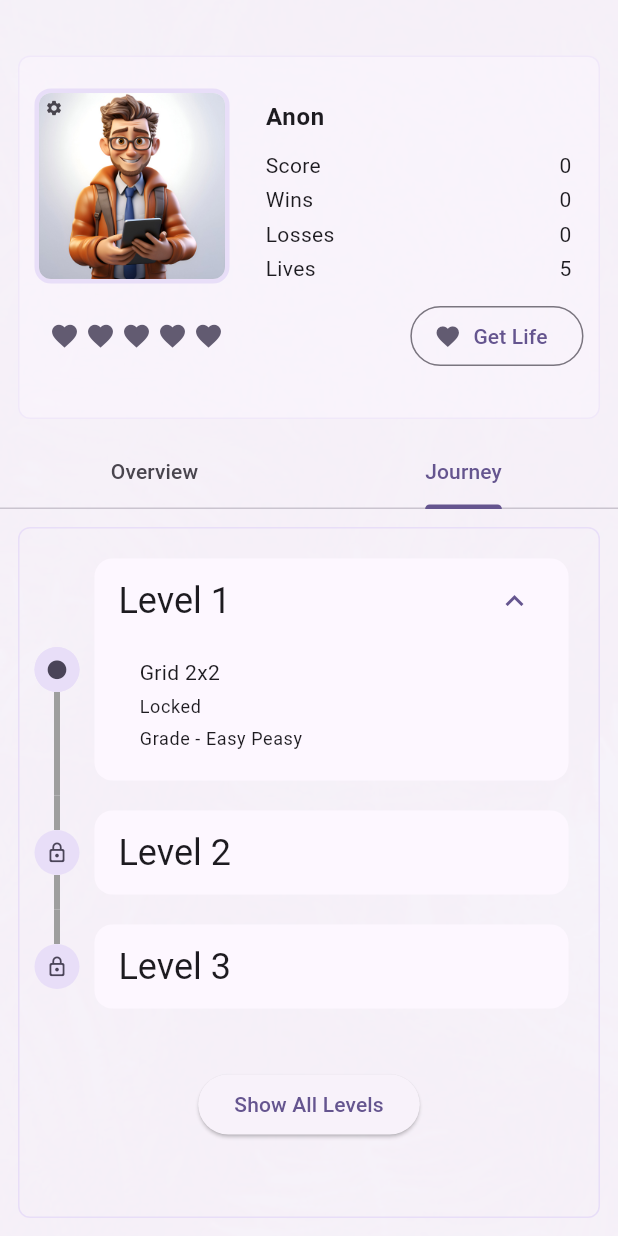
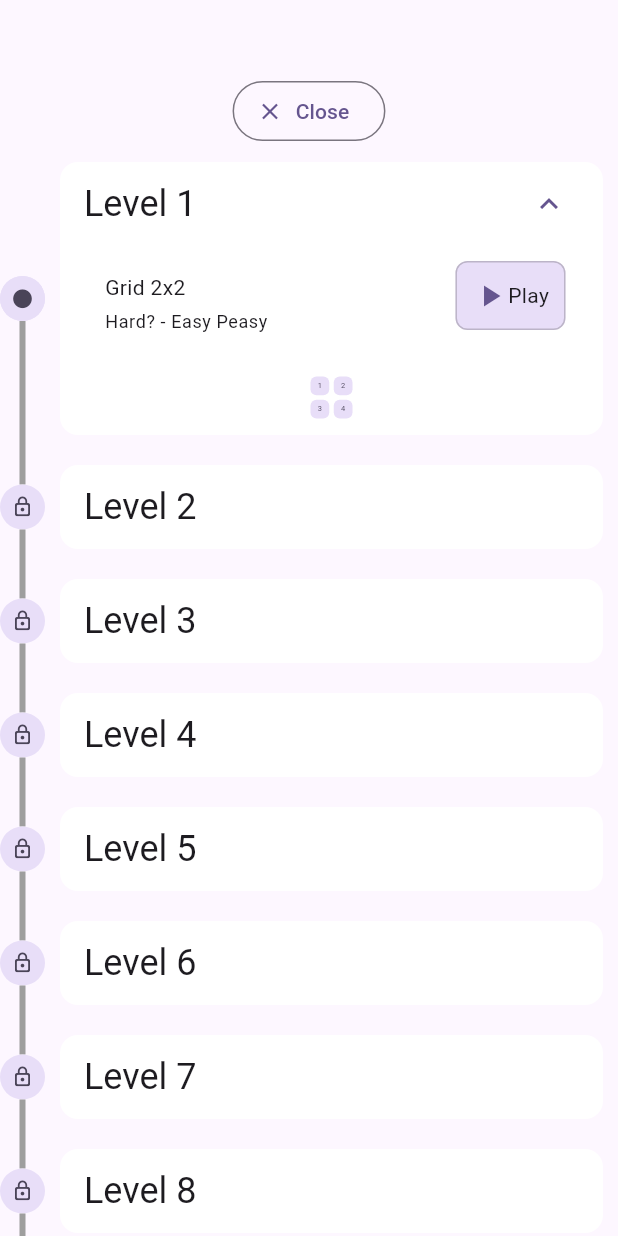
Before and after one commit to HaseebKahn365/cellz_lite, a Flutter app: the screen it shows after launch, tab 2 chosen, after a tap on "Show All Levels", on a phone screen of 412 x 824 dp. Run offline on Flutter 3.47's test engine with Material 3 defaults, Android fonts, the phone set to English and light mode, and no system bars; drawn by our look-alikes of flutter_animate, timeline_tile; our stand-ins replace audioplayers, rive, shared_preferences; missing offline and left inert: flame.

Commit message:
added full journey screen

```diff
--- a/lib/Profile_Section/current_level_clipper.dart
+++ b/lib/Profile_Section/current_level_clipper.dart
@@ -1,5 +1,3 @@
-import 'dart:math';
-
 import 'package:cellz_lite/business_logic/game_state.dart';
 import 'package:cellz_lite/dealing_with_data/User.dart';
 import 'package:cellz_lite/main.dart';
@@ -205,7 +203,6 @@ class CurrentLevelContainer extends StatelessWidget {
                             yP: gamePlayStateForGui!.currentLevel.yPoints,
                           );
                           //random int generated from 0 to 2
-                          int randomInt = 1 + Random().nextInt(3);
 
                           GameState!.offsetFromTopLeftCorner = gamePlayStateForGui!.currentLevel.offsetFromTopLeftCorner;
                           GameState!.offsetFactoForSquare = gamePlayStateForGui!.currentLevel.offsetFactoForSquare;
--- /dev/null
+++ b/lib/Tabs/all_unlocked_levels.dart
@@ -0,0 +1,337 @@
+import 'dart:math';
+
+import 'package:cellz_lite/business_logic/game_state.dart';
+import 'package:cellz_lite/main.dart';
+import 'package:cellz_lite/providers/game_play_provider.dart';
+import 'package:cellz_lite/screens/game_play_screen.dart';
+import 'package:cellz_lite/screens/my_game.dart';
+import 'package:flutter/material.dart';
+import 'package:flutter_animate/flutter_animate.dart';
+import 'package:rive/rive.dart';
+import 'package:timeline_tile/timeline_tile.dart';
+
+class AllUnlockedLevels extends StatelessWidget {
+  const AllUnlockedLevels({super.key});
+
+  Widget build(BuildContext context) {
+    return Scaffold(
+      body: Column(
+        children: [
+          // add a close button
+          Padding(
+            padding: const EdgeInsets.only(top: 50.0),
+            child: OutlinedButton.icon(
+              label: Text('Close'),
+              icon: Icon(Icons.close),
+              onPressed: () {
+                Navigator.of(context).pop();
+              },
+            ),
+          ),
+          Expanded(
+            child: ListView.builder(
+              itemCount: levels.length,
+              itemBuilder: (context, index) {
+                final level = levels[index];
+                final isFirst = index == 0;
+                final isLast = index == levels.length - 1;
+                final isCurrent = level.id - 1 == userProvider.currentLevelIndex;
+                final isPassed = level.id - 1 < userProvider.currentLevelIndex;
+                final isExpanded = isCurrent || isPassed;
+
+                return TimelineTile(
+                  isFirst: isFirst,
+                  isLast: isLast,
+                  indicatorStyle: IndicatorStyle(
+                    width: 30,
+                    height: 30,
+                    color: Theme.of(context).colorScheme.secondaryContainer,
+                    indicator: Container(
+                      width: 30,
+                      height: 30,
+                      decoration: BoxDecoration(
+                        shape: BoxShape.circle,
+                        color: Theme.of(context).colorScheme.secondaryContainer,
+                      ),
+                      child: Center(
+                        child: isCurrent
+                            ? Container(
+                                width: 30,
+                                height: 30,
+                                decoration: BoxDecoration(
+                                  shape: BoxShape.circle,
+                                  color: Theme.of(context).colorScheme.secondaryContainer,
+                                ),
+                                child: Icon(
+                                  Icons.circle,
+                                  size: 15,
+                                  color: Theme.of(context).colorScheme.onSecondaryContainer,
+                                ),
+                              )
+                            : isPassed
+                                ? Icon(
+                                    Icons.check_circle,
+                                    color: Theme.of(context).colorScheme.onSecondaryContainer,
+                                    size: 20,
+                                  )
+                                : Icon(
+                                    size: 15,
+                                    Icons.lock_outline_rounded,
+                                    color: Theme.of(context).colorScheme.onSecondaryContainer,
+                                  ),
+                      ),
+                    ),
+                  ),
+                  endChild: Container(
+                    margin: const EdgeInsets.all(10),
+                    decoration: BoxDecoration(
+                      color: Theme.of(context).colorScheme.onSecondary,
+                      borderRadius: BorderRadius.circular(12),
+                    ),
+                    child: ClipRRect(
+                      borderRadius: BorderRadius.circular(12),
+                      child: ExpansionTile(
+                        shape: RoundedRectangleBorder(
+                          borderRadius: BorderRadius.circular(12),
+                        ),
+                        collapsedShape: RoundedRectangleBorder(
+                          borderRadius: BorderRadius.circular(12),
+                        ),
+                        trailing: isCurrent || isPassed ? null : SizedBox.shrink(),
+                        enabled: isCurrent || isPassed,
+                        initiallyExpanded: isExpanded,
+                        childrenPadding: const EdgeInsets.all(0),
+                        title: Text(
+                          'Level ${level.id}',
+                          style: Theme.of(context).textTheme.headlineSmall,
+                        ),
+                        children: [
+                          Padding(
+                            padding: const EdgeInsets.symmetric(horizontal: 15.0),
+                            child: Row(
+                              mainAxisAlignment: MainAxisAlignment.spaceBetween,
+                              children: [
+                                Column(
+                                  crossAxisAlignment: CrossAxisAlignment.start,
+                                  children: [
+                                    const SizedBox(height: 10),
+                                    Row(children: [
+                                      const SizedBox(width: 15),
+                                      Column(
+                                        crossAxisAlignment: CrossAxisAlignment.start,
+                                        children: [
+                                          Text(
+                                            'Grid ${level.xPoints}x${level.yPoints}',
+                                            style: Theme.of(context).textTheme.bodyMedium,
+                                          ),
+                                          const SizedBox(height: 5),
+                                          Text(
+                                            'Hard? - ${level.grade}',
+                                            style: Theme.of(context).textTheme.bodySmall,
+                                          ),
+                                        ],
+                                      ),
+                                    ]),
+                                  ],
+                                ),
+                                //add a play button
+
+                                InkWell(
+                                  //the inkwell shows an ugly container when tapped. lets fix that
+
+                                  splashColor: Colors.transparent,
+                                  highlightColor: Colors.transparent,
+                                  onTap: () async {
+                                    if (!userProvider.hasLives()) {
+                                      showDialog(
+                                        barrierColor: Colors.black.withOpacity(0.8),
+                                        context: context,
+                                        builder: (BuildContext context) {
+                                          return AlertDialog(
+                                            titlePadding: EdgeInsets.all(0),
+                                            contentPadding: EdgeInsets.all(0),
+                                            actionsPadding: EdgeInsets.all(0),
+                                            content: Container(
+                                              decoration: BoxDecoration(
+                                                border: Border.all(color: Theme.of(context).colorScheme.primary, width: 2.0),
+                                                borderRadius: BorderRadius.circular(24.0),
+                                              ),
+                                              child: Padding(
+                                                padding: const EdgeInsets.all(16.0),
+                                                child: Column(
+                                                  mainAxisSize: MainAxisSize.min,
+                                                  children: <Widget>[
+                                                    const Text(
+                                                      'No Lives Left',
+                                                      style: TextStyle(fontSize: 20, fontWeight: FontWeight.bold),
+                                                    ),
+                                                    const SizedBox(
+                                                      width: 350,
+                                                      height: 150,
+                                                      child: RiveAnimation.asset(
+                                                        'assets/images/cute_heart_broken.riv',
+                                                        fit: BoxFit.cover,
+                                                        antialiasing: true,
+                                                      ),
+                                                    ),
+                                                    const SizedBox(height: 16),
+                                                    const Text('You have no lives left. Would you like to get more?'),
+                                                    const SizedBox(height: 20),
+                                                    Row(
+                                                      mainAxisAlignment: MainAxisAlignment.end,
+                                                      children: <Widget>[
+                                                        TextButton(
+                                                          child: Text('Cancel'),
+                                                          onPressed: () {
+                                                            Navigator.of(context).pop();
+                                                          },
+                                                        ),
+                                                        OutlinedButton(
+                                                          child: Text('Get Lives'),
+                                                          onPressed: () {
+                                                            // Implement logic to get more lives
+                                                            Navigator.of(context).pop();
+                                                          },
+                                                        ),
+                                                      ],
+                                                    ),
+                                                  ],
+                                                ),
+                                              ),
+                                            ),
+                                          );
+                                        },
+                                      );
+                                      return;
+                                    }
+
+                                    Future.delayed(const Duration(seconds: 1), () {
+                                      //Creating instances of Global States
+                                      userProvider.decrementLives();
+                                    });
+
+                                    //Creating instances of Global States
+                                    GameState = GameStateClass();
+                                    gamePlayStateForGui = GamePlayStateForGui();
+                                    //make sure to reset the scores and stuff before game start
+                                    gamePlayStateForGui!.resetGame();
+                                    //use material route to navigate to the game play screen
+
+                                    gamePlayStateForGui!.currentLevel = level;
+
+                                    final size = MediaQuery.of(context).size;
+                                    game = MyGame(
+                                      screenSize: size,
+                                      xP: gamePlayStateForGui!.currentLevel.xPoints,
+                                      yP: gamePlayStateForGui!.currentLevel.yPoints,
+                                    );
+                                    //random int generated from 0 to 2
+
+                                    GameState!.offsetFromTopLeftCorner = gamePlayStateForGui!.currentLevel.offsetFromTopLeftCorner;
+                                    GameState!.offsetFactoForSquare = gamePlayStateForGui!.currentLevel.offsetFactoForSquare;
+
+                                    //lets upload a new instance to the database. this will be a gameStartInsertion
+
+                                    GameState!.myTurn = true;
+                                    Navigator.of(context).push(MaterialPageRoute(
+                                      builder: (context) => GamePlayScreen(
+                                        game: game!,
+                                        playerOneName: gamePlayStateForGui!.playerOneName,
+                                        playerTwoName: gamePlayStateForGui!.playerTwoName,
+                                      ),
+                                    ));
+                                  },
+                                  child: Container(
+                                    margin: const EdgeInsets.all(10),
+                                    padding: const EdgeInsets.all(10),
+                                    decoration: BoxDecoration(
+                                      color: Theme.of(context).colorScheme.secondaryContainer,
+                                      borderRadius: BorderRadius.circular(8),
+                                      border: Border.all(color: Theme.of(context).colorScheme.outline.withOpacity(0.4), width: 1),
+                                      boxShadow: [
+                                        BoxShadow(
+                                          color: (Theme.of(context).colorScheme.brightness == Brightness.light ? Colors.white.withOpacity(0.5) : Colors.black.withOpacity(0.2)),
+                                          blurRadius: 10,
+                                          spreadRadius: 2,
+                                        ),
+                                      ],
+                                    ),
+                                    child: Row(
+                                      children: [
+                                        Icon(
+                                          Icons.play_arrow,
+                                          color: Theme.of(context).colorScheme.primary,
+                                        ),
+                                        Text(
+                                          'Play',
+                                          style: Theme.of(context).textTheme.bodyMedium,
+                                        ),
+                                      ],
+                                    ),
+                                  )
+                                      .animate(
+                                        onPlay: (controller) => controller.repeat(), // This makes it loop indefinitely
+                                      )
+                                      .shimmer(
+                                        delay: const Duration(seconds: 1),
+                                        duration: const Duration(seconds: 1),
+                                        color: Theme.of(context).colorScheme.primary.withOpacity(0.2),
+                                        angle: 45,
+                                      ),
+                                ),
+                              ],
+                            ),
+                          ),
+                          const SizedBox(height: 20),
+                          //lets create a grid for the level
+                          Center(
+                            child: Container(
+                              width: (15 * level.xPoints).toDouble(),
+                              height: (15 * level.yPoints).toDouble(),
+                              child: GridView.builder(
+                                physics: NeverScrollableScrollPhysics(),
+                                gridDelegate: SliverGridDelegateWithFixedCrossAxisCount(
+                                  crossAxisCount: level.xPoints,
+                                  crossAxisSpacing: 1,
+                                  mainAxisSpacing: 1,
+                                  childAspectRatio: 1, // Ensure square cells
+                                ),
+                                itemCount: level.xPoints * level.yPoints,
+                                itemBuilder: (context, index) {
+                                  return Container(
+                                    margin: const EdgeInsets.all(1),
+                                    decoration: BoxDecoration(
+                                      borderRadius: BorderRadius.circular(4),
+                                      color: Theme.of(context).colorScheme.secondaryContainer,
+                                    ),
+                                    child: Center(
+                                      child: FittedBox(
+                                        fit: BoxFit.contain,
+                                        child: Text(
+                                          '${index + 1}',
+                                          style: TextStyle(
+                                            color: Theme.of(context).colorScheme.onSecondaryContainer,
+                                            fontSize: 5,
+                                          ),
+                                        ),
+                                      ),
+                                    ),
+                                  );
+                                },
+                              ),
+                            ),
+                          ),
+                          const SizedBox(height: 10),
+                        ],
+                      ),
+                    ),
+                  ),
+                );
+              },
+            ),
+          ),
+        ],
+      ),
+    );
+  }
+}
--- a/lib/Tabs/journey_tab.dart
+++ b/lib/Tabs/journey_tab.dart
@@ -1,8 +1,11 @@
 import 'dart:developer';
 
+import 'package:cellz_lite/Tabs/all_unlocked_levels.dart';
+import 'package:cellz_lite/dealing_with_data/User.dart';
 import 'package:cellz_lite/main.dart';
 import 'package:cellz_lite/providers/game_play_provider.dart';
 import 'package:flutter/material.dart';
+import 'package:provider/provider.dart';
 import 'package:timeline_tile/timeline_tile.dart';
 
 // ignore: must_be_immutable
@@ -49,6 +52,7 @@ class JourneyTab extends StatelessWidget {
 
   @override
   Widget build(BuildContext context) {
+    return Consumer<UserProvider>(builder: (context, userProvider, child) {
       return Container(
         margin: const EdgeInsets.all(12),
         padding: const EdgeInsets.all(10),
@@ -66,7 +70,21 @@ class JourneyTab extends StatelessWidget {
                   padding: const EdgeInsets.only(top: 30),
                   child: ElevatedButton(
                     onPressed: () {
-                    //show all levels
+                      //Navigate to the levels screen ..it will have details of each level. all levels that the user has unlocked will be shown.
+                      Navigator.of(context).push(
+                        PageRouteBuilder(
+                          pageBuilder: (context, animation, secondaryAnimation) => AllUnlockedLevels(),
+                          transitionsBuilder: (context, animation, secondaryAnimation, child) {
+                            const begin = Offset(0.0, 1.0);
+                            const end = Offset.zero;
+                            const curve = Curves.easeOutQuint;
+                            var tween = Tween(begin: begin, end: end).chain(CurveTween(curve: curve));
+                            var offsetAnimation = animation.drive(tween);
+                            return SlideTransition(position: offsetAnimation, child: child);
+                          },
+                          transitionDuration: Duration(milliseconds: 1000),
+                        ),
+                      );
                     },
                     child: Text('Show All Levels'),
                   ),
@@ -76,6 +94,7 @@ class JourneyTab extends StatelessWidget {
           ),
         ),
       );
+    });
   }
 
   List<Widget> timelineTiles = [];
```
Lines whose indentation alone changed are shown as unchanged.
